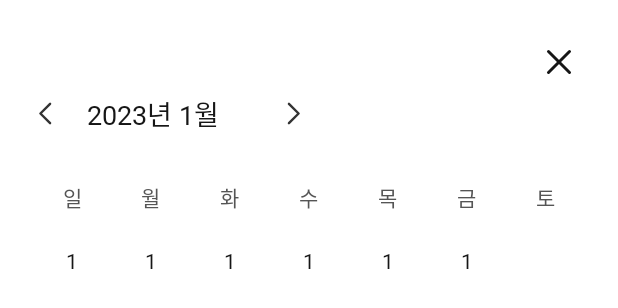
After one commit to Route-Box/route_box_aos, an Android app: the layout bottom_sheet_calendar.xml on its own in the app's theme, with its tools: preview values and no code run, on a phone screen of 412 x 824 dp. The commit adds this screen. Shown: the top 308 px of the screen. Run offline under Robolectric (Android 15) with nearby library versions, the phone set to English and light mode, and no system bars.

Commit message:
✨ Feat: 날짜 선택 바텀시트 구현
- 상단 화살표를 통한 월 이동
- 이전 날짜 회색 처리

Related to: #15

```diff
--- a/RouteBox/app/src/main/java/com/example/routebox/presentation/ui/route/record/RouteCreateViewModel.kt
+++ b/RouteBox/app/src/main/java/com/example/routebox/presentation/ui/route/record/RouteCreateViewModel.kt
@@ -20,4 +20,9 @@ class RouteCreateViewModel: ViewModel() {
         _startDate.value = TODAY
         _endDate.value = TODAY
     }
+
+    fun updateDate(isStartDate: Boolean, date: LocalDate) {
+        if (isStartDate) _startDate.value = date
+        else _endDate.value = date
+    }
 }
--- a/RouteBox/app/src/main/java/com/example/routebox/presentation/utils/DateConverter.kt
+++ b/RouteBox/app/src/main/java/com/example/routebox/presentation/utils/DateConverter.kt
@@ -7,7 +7,12 @@ import java.time.format.DateTimeFormatter
 
 @RequiresApi(Build.VERSION_CODES.O)
 object DateConverter {
+    private const val YEAR_MONTH_PATTERN = "yyyy년 M월"
     private const val DATE_PATTERN = "yy년 M월 d일"
+
+    fun getFormattedYearMonth(date: LocalDate): String {
+        return date.format(DateTimeFormatter.ofPattern(YEAR_MONTH_PATTERN))
+    }
 
     @JvmStatic
     fun getFormattedDate(date: LocalDate): String {
--- /dev/null
+++ b/RouteBox/app/src/main/res/layout/bottom_sheet_calendar.xml
@@ -0,0 +1,116 @@
+<?xml version="1.0" encoding="utf-8"?>
+<layout xmlns:android="http://schemas.android.com/apk/res/android"
+    xmlns:tools="http://schemas.android.com/tools"
+    xmlns:app="http://schemas.android.com/apk/res-auto">
+
+    <androidx.constraintlayout.widget.ConstraintLayout
+        android:layout_width="match_parent"
+        android:layout_height="match_parent">
+
+        <ImageView
+            android:id="@+id/calendar_close_iv"
+            android:layout_width="wrap_content"
+            android:layout_height="wrap_content"
+            android:layout_marginTop="24dp"
+            android:layout_marginEnd="22dp"
+            android:padding="5dp"
+            android:src="@drawable/ic_close"
+            app:layout_constraintEnd_toEndOf="parent"
+            app:layout_constraintTop_toTopOf="parent"/>
+
+        <!-- 상단 날짜 -->
+        <LinearLayout
+            android:layout_width="match_parent"
+            android:layout_height="wrap_content"
+            android:orientation="vertical"
+            android:paddingHorizontal="22dp"
+            app:layout_constraintTop_toBottomOf="@id/calendar_close_iv"
+            app:layout_constraintStart_toStartOf="parent">
+
+            <LinearLayout
+                android:id="@+id/calendar_top_ll"
+                android:layout_width="wrap_content"
+                android:layout_height="wrap_content"
+                android:orientation="horizontal"
+                android:layout_gravity="center_vertical">
+
+                <ImageView
+                    android:id="@+id/calendar_previous_month_iv"
+                    android:layout_width="26dp"
+                    android:layout_height="26dp"
+                    android:padding="3dp"
+                    android:layout_gravity="center_vertical"
+                    android:src="@drawable/ic_arrow_left" />
+
+                <TextView
+                    android:id="@+id/calendar_year_month_tv"
+                    android:layout_width="wrap_content"
+                    android:layout_height="wrap_content"
+                    android:minWidth="110dp"
+                    android:paddingVertical="3dp"
+                    android:layout_marginHorizontal="10dp"
+                    tools:text="2023년 1월"
+                    style="@style/title_l"/>
+
+                <ImageView
+                    android:id="@+id/calendar_next_month_iv"
+                    android:layout_width="26dp"
+                    android:layout_height="26dp"
+                    android:padding="3dp"
+                    android:layout_gravity="center_vertical"
+                    android:rotation="180"
+                    android:src="@drawable/ic_arrow_left"/>
+
+            </LinearLayout>
+
+            <!-- 달력 -->
+            <LinearLayout
+                android:layout_width="match_parent"
+                android:layout_height="42dp"
+                android:layout_marginTop="18dp"
+                android:orientation="horizontal"
+                android:gravity="center_vertical"
+                app:layout_constraintStart_toStartOf="parent"
+                app:layout_constraintTop_toBottomOf="@+id/full_cal_change_month_arrows_ll">
+
+                <TextView
+                    android:text="일"
+                    style="@style/calendar_date_tv" />
+                <TextView
+                    android:text="월"
+                    style="@style/calendar_date_tv" />
+                <TextView
+                    android:text="화"
+                    style="@style/calendar_date_tv" />
+                <TextView
+                    android:text="수"
+                    style="@style/calendar_date_tv" />
+                <TextView
+                    android:text="목"
+                    style="@style/calendar_date_tv" />
+                <TextView
+                    android:text="금"
+                    style="@style/calendar_date_tv" />
+                <TextView
+                    android:text="토"
+                    style="@style/calendar_date_tv" />
+            </LinearLayout>
+
+            <androidx.recyclerview.widget.RecyclerView
+                android:id="@+id/calendar_date_rv"
+                android:layout_width="match_parent"
+                android:layout_height="wrap_content"
+                android:orientation="vertical"
+                app:layoutManager="androidx.recyclerview.widget.GridLayoutManager"
+                app:layout_constraintVertical_weight="1"
+                app:layout_constraintHorizontal_weight="1"
+                app:layout_constraintTop_toBottomOf="@+id/full_cal_day_of_month_ll"
+                app:layout_constraintStart_toStartOf="parent"
+                app:spanCount="7"
+                tools:listitem="@layout/item_calendar_date"
+                tools:itemCount="31"/>
+
+        </LinearLayout>
+
+    </androidx.constraintlayout.widget.ConstraintLayout>
+</layout>
--- /dev/null
+++ b/RouteBox/app/src/main/res/layout/item_calendar_date.xml
@@ -0,0 +1,36 @@
+<?xml version="1.0" encoding="utf-8"?>
+<layout xmlns:android="http://schemas.android.com/apk/res/android"
+    xmlns:app="http://schemas.android.com/apk/res-auto">
+
+    <androidx.constraintlayout.widget.ConstraintLayout
+        android:layout_width="match_parent"
+        android:layout_height="wrap_content"
+        android:layout_marginBottom="6dp">
+
+        <LinearLayout
+            android:id="@+id/item_calendar_date_bg"
+            android:layout_width="0dp"
+            android:layout_height="wrap_content"
+            app:layout_constraintDimensionRatio="1:1"
+            android:padding="11dp"
+            android:backgroundTint="@color/transparent"
+            android:background="@drawable/bg_circle_fill"
+            app:layout_constraintStart_toStartOf="parent"
+            app:layout_constraintEnd_toEndOf="parent"
+            app:layout_constraintTop_toTopOf="parent"
+            app:layout_constraintBottom_toBottomOf="parent">
+
+            <TextView
+                android:id="@+id/item_calendar_date_tv"
+                android:layout_width="match_parent"
+                android:layout_height="wrap_content"
+                android:text="1"
+                android:textColor="@color/title_black"
+                style="@style/calendar_date_tv"/>
+
+        </LinearLayout>
+
+
+    </androidx.constraintlayout.widget.ConstraintLayout>
+
+</layout>
--- a/RouteBox/app/src/main/res/values/styles.xml
+++ b/RouteBox/app/src/main/res/values/styles.xml
@@ -60,4 +60,14 @@
         <item name="android:textColor">@color/title_black</item>
     </style>
 
+    <style name="calendar_date_tv">
+        <item name="android:layout_width">0dp</item>
+        <item name="android:layout_height">match_parent</item>
+        <item name="android:layout_weight">1</item>
+        <item name="android:gravity">center</item>
+        <item name="android:textColor">@color/gray2</item>
+        <item name="android:fontFamily">@font/pretendard_medium</item>
+        <item name="android:textSize">14sp</item>
+    </style>
+
 </resources>
```
Also changed, not shown: RouteBox/app/src/main/java/com/example/routebox/presentation/ui/route/record/RouteCreateActivity.kt (+30 -1 lines), RouteBox/app/src/main/java/com/example/routebox/presentation/utils/picker/CalendarBottomSheet.kt (added, +125 -0 lines), RouteBox/app/src/main/java/com/example/routebox/presentation/utils/picker/CalendarRVAdapter.kt (added, +95 -0 lines).
